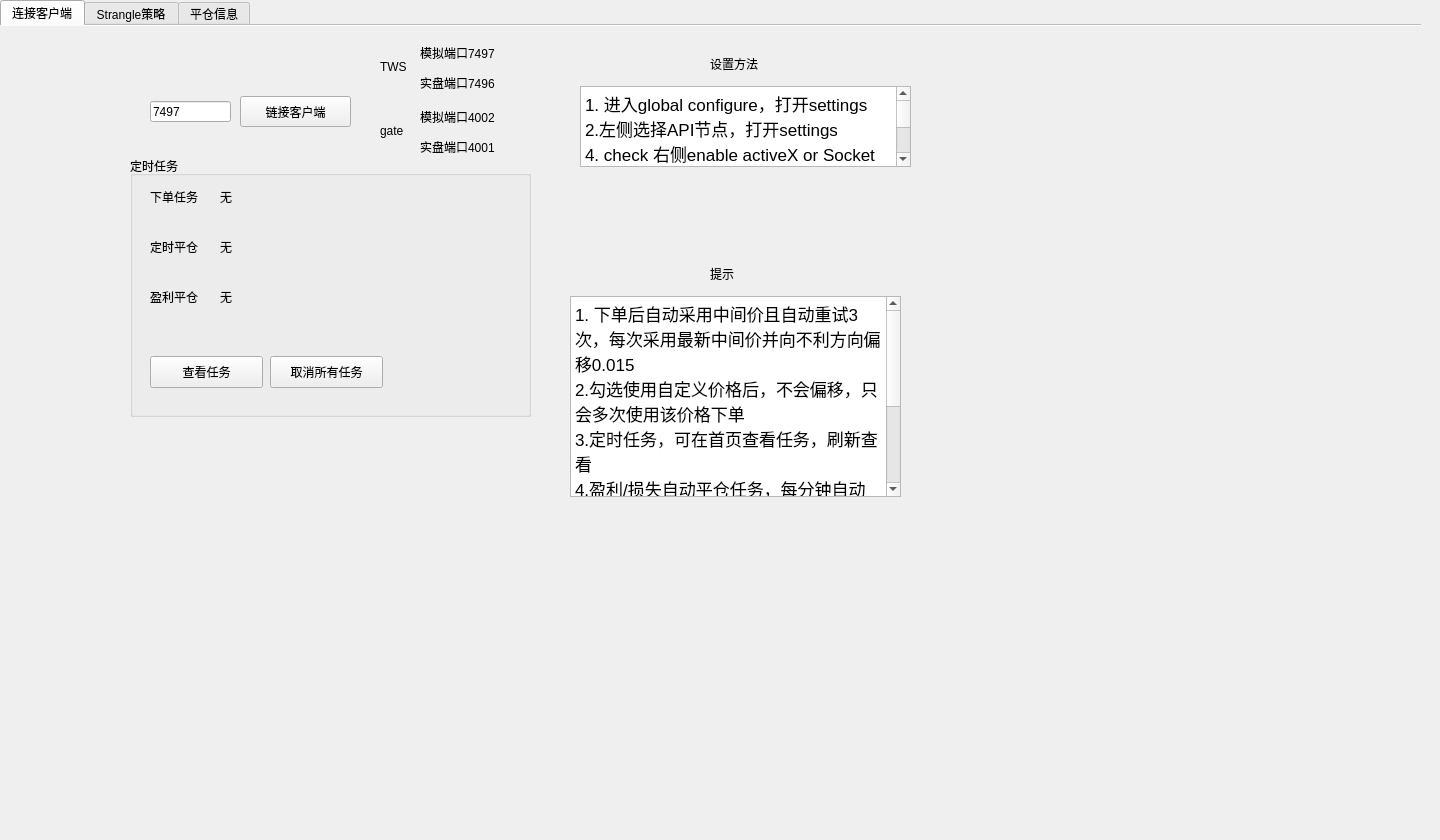
Above: UIElements/UIWindow.ui from crosstmh/IB_Bot before the change. Below: the same form after it.
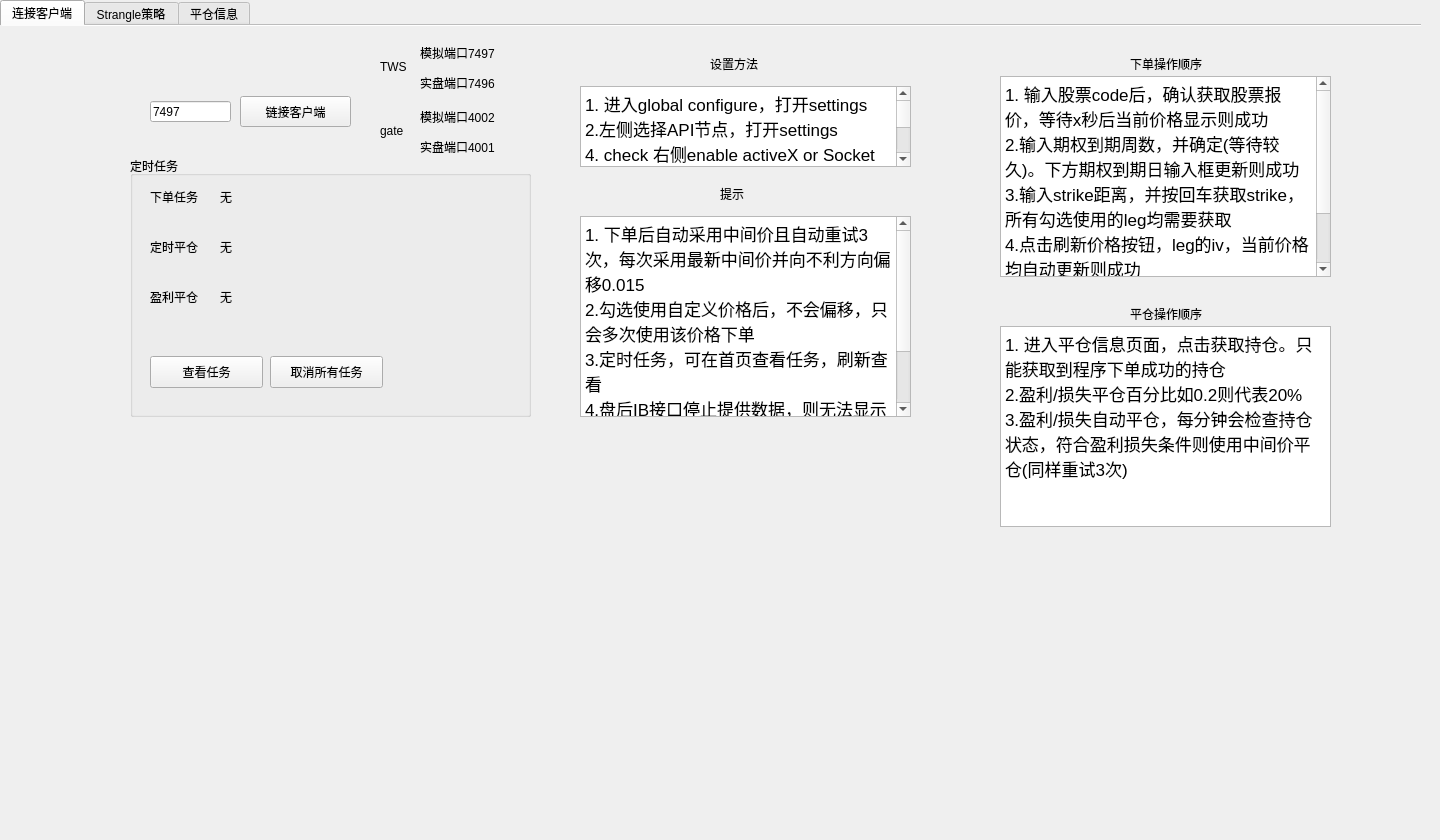
That is the form after the change. The open tabs and pages were chosen to show the change. Custom widgets are drawn as their Qt base class.

The edit to the form file:
```diff
--- a/UIElements/UIWindow.ui
+++ b/UIElements/UIWindow.ui
@@ -311,8 +311,8 @@
      <widget class="QTextBrowser" name="textBrowser_2">
       <property name="geometry">
        <rect>
-        <x>570</x>
-        <y>270</y>
+        <x>580</x>
+        <y>190</y>
         <width>331</width>
         <height>201</height>
        </rect>
@@ -325,16 +325,15 @@
 &lt;p style=&quot; margin-top:0px; margin-bottom:0px; margin-left:0px; margin-right:0px; -qt-block-indent:0; text-indent:0px;&quot;&gt;1. 下单后自动采用中间价且自动重试3次，每次采用最新中间价并向不利方向偏移0.015&lt;/p&gt;
 &lt;p style=&quot; margin-top:0px; margin-bottom:0px; margin-left:0px; margin-right:0px; -qt-block-indent:0; text-indent:0px;&quot;&gt;2.勾选使用自定义价格后，不会偏移，只会多次使用该价格下单&lt;/p&gt;
 &lt;p style=&quot; margin-top:0px; margin-bottom:0px; margin-left:0px; margin-right:0px; -qt-block-indent:0; text-indent:0px;&quot;&gt;3.定时任务，可在首页查看任务，刷新查看&lt;/p&gt;
-&lt;p style=&quot; margin-top:0px; margin-bottom:0px; margin-left:0px; margin-right:0px; -qt-block-indent:0; text-indent:0px;&quot;&gt;4.盈利/损失自动平仓任务，每分钟自动检查持仓状态，符合盈利损失条件则使用中间价平仓(同样重试3次)&lt;/p&gt;
-&lt;p style=&quot; margin-top:0px; margin-bottom:0px; margin-left:0px; margin-right:0px; -qt-block-indent:0; text-indent:0px;&quot;&gt;5.盘后IB接口停止提供数据，则无法显示正常ask/bid ，iv等数据&lt;/p&gt;
-&lt;p style=&quot; margin-top:0px; margin-bottom:0px; margin-left:0px; margin-right:0px; -qt-block-indent:0; text-indent:0px;&quot;&gt;6.电脑自动sleep后，定时脚本无法正常运行&lt;/p&gt;&lt;/body&gt;&lt;/html&gt;</string>
+&lt;p style=&quot; margin-top:0px; margin-bottom:0px; margin-left:0px; margin-right:0px; -qt-block-indent:0; text-indent:0px;&quot;&gt;4.盘后IB接口停止提供数据，则无法显示正常ask/bid ，iv等数据&lt;/p&gt;
+&lt;p style=&quot; margin-top:0px; margin-bottom:0px; margin-left:0px; margin-right:0px; -qt-block-indent:0; text-indent:0px;&quot;&gt;5.电脑自动sleep后，定时脚本无法正常运行&lt;/p&gt;&lt;/body&gt;&lt;/html&gt;</string>
       </property>
      </widget>
      <widget class="QLabel" name="label_2">
       <property name="geometry">
        <rect>
-        <x>710</x>
-        <y>240</y>
+        <x>720</x>
+        <y>160</y>
         <width>60</width>
         <height>16</height>
        </rect>
@@ -343,6 +342,74 @@
        <string>提示</string>
       </property>
      </widget>
+     <widget class="QTextBrowser" name="textBrowser_3">
+      <property name="geometry">
+       <rect>
+        <x>1000</x>
+        <y>50</y>
+        <width>331</width>
+        <height>201</height>
+       </rect>
+      </property>
+      <property name="html">
+       <string>&lt;!DOCTYPE HTML PUBLIC &quot;-//W3C//DTD HTML 4.0//EN&quot; &quot;http://www.w3.org/TR/REC-html40/strict.dtd&quot;&gt;
+&lt;html&gt;&lt;head&gt;&lt;meta name=&quot;qrichtext&quot; content=&quot;1&quot; /&gt;&lt;style type=&quot;text/css&quot;&gt;
+p, li { white-space: pre-wrap; }
+&lt;/style&gt;&lt;/head&gt;&lt;body style=&quot; font-family:'.AppleSystemUIFont'; font-size:13pt; font-weight:400; font-style:normal;&quot;&gt;
+&lt;p style=&quot; margin-top:0px; margin-bottom:0px; margin-left:0px; margin-right:0px; -qt-block-indent:0; text-indent:0px;&quot;&gt;1. 输入股票code后，确认获取股票报价，等待x秒后当前价格显示则成功&lt;/p&gt;
+&lt;p style=&quot; margin-top:0px; margin-bottom:0px; margin-left:0px; margin-right:0px; -qt-block-indent:0; text-indent:0px;&quot;&gt;2.输入期权到期周数，并确定(等待较久)。下方期权到期日输入框更新则成功&lt;/p&gt;
+&lt;p style=&quot; margin-top:0px; margin-bottom:0px; margin-left:0px; margin-right:0px; -qt-block-indent:0; text-indent:0px;&quot;&gt;3.输入strike距离，并按回车获取strike，所有勾选使用的leg均需要获取&lt;/p&gt;
+&lt;p style=&quot; margin-top:0px; margin-bottom:0px; margin-left:0px; margin-right:0px; -qt-block-indent:0; text-indent:0px;&quot;&gt;4.点击刷新价格按钮，leg的iv，当前价格均自动更新则成功&lt;/p&gt;
+&lt;p style=&quot; margin-top:0px; margin-bottom:0px; margin-left:0px; margin-right:0px; -qt-block-indent:0; text-indent:0px;&quot;&gt;5.此时可以自动下单了&lt;/p&gt;
+&lt;p style=&quot; margin-top:0px; margin-bottom:0px; margin-left:0px; margin-right:0px; -qt-block-indent:0; text-indent:0px;&quot;&gt;6.低于iv和下单差价暂未使用&lt;/p&gt;
+&lt;p style=&quot;-qt-paragraph-type:empty; margin-top:0px; margin-bottom:0px; margin-left:0px; margin-right:0px; -qt-block-indent:0; text-indent:0px;&quot;&gt;&lt;br /&gt;&lt;/p&gt;&lt;/body&gt;&lt;/html&gt;</string>
+      </property>
+     </widget>
+     <widget class="QLabel" name="label_3">
+      <property name="geometry">
+       <rect>
+        <x>1130</x>
+        <y>30</y>
+        <width>111</width>
+        <height>16</height>
+       </rect>
+      </property>
+      <property name="text">
+       <string>下单操作顺序</string>
+      </property>
+     </widget>
+     <widget class="QLabel" name="label_4">
+      <property name="geometry">
+       <rect>
+        <x>1130</x>
+        <y>280</y>
+        <width>111</width>
+        <height>16</height>
+       </rect>
+      </property>
+      <property name="text">
+       <string>平仓操作顺序</string>
+      </property>
+     </widget>
+     <widget class="QTextBrowser" name="textBrowser_4">
+      <property name="geometry">
+       <rect>
+        <x>1000</x>
+        <y>300</y>
+        <width>331</width>
+        <height>201</height>
+       </rect>
+      </property>
+      <property name="html">
+       <string>&lt;!DOCTYPE HTML PUBLIC &quot;-//W3C//DTD HTML 4.0//EN&quot; &quot;http://www.w3.org/TR/REC-html40/strict.dtd&quot;&gt;
+&lt;html&gt;&lt;head&gt;&lt;meta name=&quot;qrichtext&quot; content=&quot;1&quot; /&gt;&lt;style type=&quot;text/css&quot;&gt;
+p, li { white-space: pre-wrap; }
+&lt;/style&gt;&lt;/head&gt;&lt;body style=&quot; font-family:'.AppleSystemUIFont'; font-size:13pt; font-weight:400; font-style:normal;&quot;&gt;
+&lt;p style=&quot; margin-top:0px; margin-bottom:0px; margin-left:0px; margin-right:0px; -qt-block-indent:0; text-indent:0px;&quot;&gt;1. 进入平仓信息页面，点击获取持仓。只能获取到程序下单成功的持仓&lt;/p&gt;
+&lt;p style=&quot; margin-top:0px; margin-bottom:0px; margin-left:0px; margin-right:0px; -qt-block-indent:0; text-indent:0px;&quot;&gt;2.盈利/损失平仓百分比如0.2则代表20%&lt;/p&gt;
+&lt;p style=&quot; margin-top:0px; margin-bottom:0px; margin-left:0px; margin-right:0px; -qt-block-indent:0; text-indent:0px;&quot;&gt;3.盈利/损失自动平仓，每分钟会检查持仓状态，符合盈利损失条件则使用中间价平仓(同样重试3次)&lt;/p&gt;&lt;/body&gt;&lt;/html&gt;</string>
+      </property>
+     </widget>
     </widget>
     <widget class="StrangleTab" name="tab2">
      <attribute name="title">
```
Left out of the diff: 10 changed lines with no effect on the pictures.
